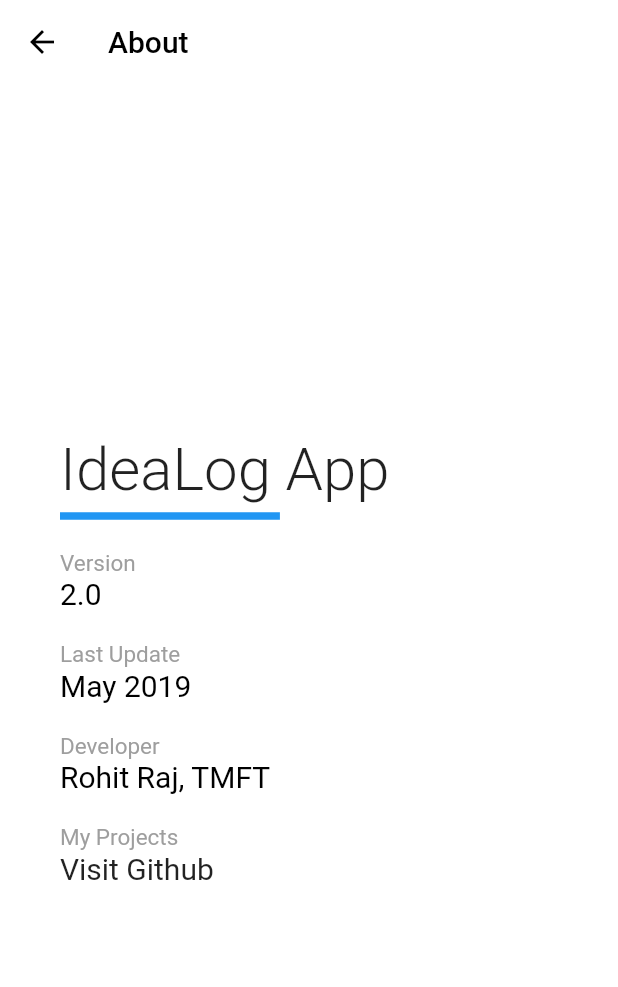
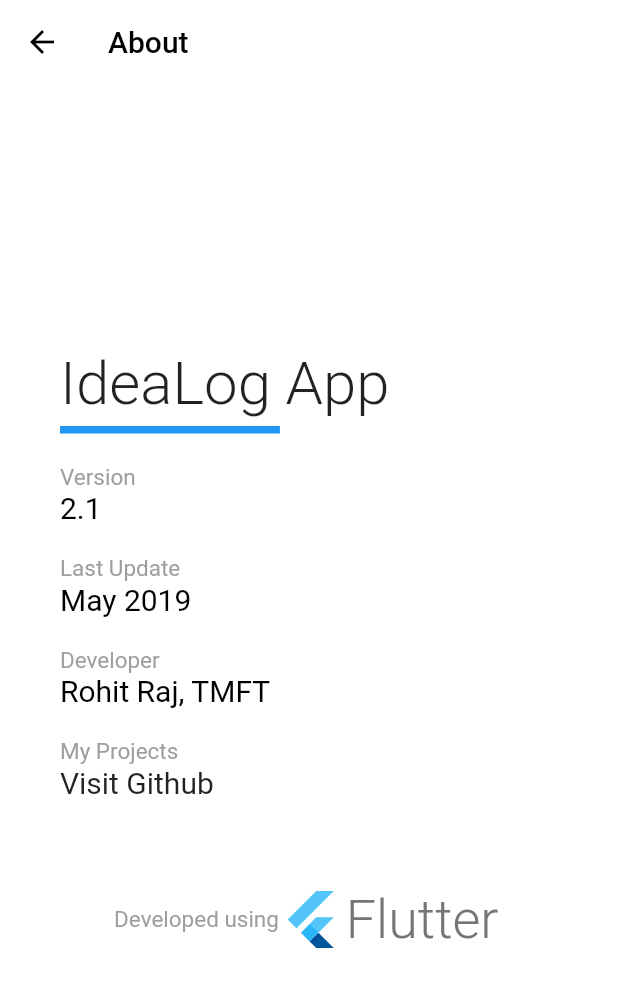
Before and after one commit to RohitRajP/ideaLog-v2.0, a Flutter app: the AboutPage screen opened by its route, on a phone screen of 412 x 824 dp. Shown: the top 987 px of the screen. Run offline on Flutter 3.47's test engine with Material 2 defaults, Android fonts, the phone set to English and light mode, and no system bars; our stand-ins replace battery, flare_flutter, flutter_slidable, font_awesome_flutter, liquid_pull_to_refresh, shared_preferences; missing offline and left inert: advanced_share, flutter_material_color_picker; accounts and stored records are empty.

Commit message:
Improved about screen implementation and added messages under listviews

```diff
--- a/lib/pages/aboutPage.dart
+++ b/lib/pages/aboutPage.dart
@@ -13,8 +13,13 @@
   GlobalKey<ScaffoldState> _scaffoldKey = new GlobalKey<ScaffoldState>();
   @override
   Widget build(BuildContext context) {
+    // SystemChrome.setSystemUIOverlayStyle(SystemUiOverlayStyle.dark.copyWith(
+    //     statusBarColor: Colors.white,
+    //     systemNavigationBarColor: Colors.white,
+    //     systemNavigationBarIconBrightness: Brightness.dark));
     // TODO: implement build
-    return Scaffold(
+    return SafeArea(
+        child: Scaffold(
       key: _scaffoldKey,
       backgroundColor: Colors.white,
       appBar: AppBar(
@@ -29,7 +34,7 @@
       body: Container(
         child: Center(
           child: ListView(
-            padding: EdgeInsets.all(40.0),
+            padding: EdgeInsets.only(top: 40.0, left: 40, right: 40),
             shrinkWrap: true,
             children: <Widget>[
               Container(
@@ -53,7 +58,7 @@
                     style: TextStyle(color: Colors.grey, fontSize: 15.0)),
               ),
               Container(
-                child: Text('2.0',
+                child: Text('2.1',
                     style: TextStyle(color: Colors.black, fontSize: 20.0)),
               ),
               Container(
@@ -89,6 +94,7 @@
                 child: Text('Rohit Raj, TMFT',
                     style: TextStyle(color: Colors.black, fontSize: 20.0)),
               ),
+
               Container(
                 margin: EdgeInsets.only(top: 20.0),
                 child: Text('My Projects',
@@ -112,6 +118,25 @@
                           text: 'https://github.com/RohitRajP'));
                     }),
               ),
+              Container(
+                margin: EdgeInsets.only(top: 5.0),
+                child: Row(
+                  mainAxisAlignment: MainAxisAlignment.center,
+                  children: <Widget>[
+                    Text('Developed using',
+                        style: TextStyle(color: Colors.grey, fontSize: 15.0)),
+                    SizedBox(
+                      height: 150,
+                      width: 150,
+                      child: FlutterLogo(
+                        size: 100.0,
+                        style: FlutterLogoStyle.horizontal,
+                      ),
+                    )
+                  ],
+                ),
+              ),
+
               // Container(
               //   child: Text('https://github.com/RohitRajP',
               //       style: TextStyle(color: Colors.black, fontSize: 25.0)),
@@ -124,6 +149,6 @@
           ),
         ),
       ),
-    );
+    ));
   }
 }
--- a/lib/pages/dashPage.dart
+++ b/lib/pages/dashPage.dart
@@ -1,6 +1,7 @@
 import 'package:flutter/material.dart';
 import 'package:font_awesome_flutter/font_awesome_flutter.dart';
 import 'package:shared_preferences/shared_preferences.dart';
+import 'package:flutter/services.dart';
 
 import '../global.dart' as globals;
 import '../widgets/explorePageW.dart';
@@ -92,6 +93,10 @@
 
   @override
   Widget build(BuildContext context) {
+    // SystemChrome.setSystemUIOverlayStyle(SystemUiOverlayStyle.light.copyWith(
+    //     statusBarColor: globals.primaryColor,
+    //     systemNavigationBarColor: Color(0xFFFAFAFA),
+    //     systemNavigationBarIconBrightness: Brightness.dark));
     // TODO: implement build
     return DefaultTabController(
         length: 3,
--- a/lib/pages/loginPage.dart
+++ b/lib/pages/loginPage.dart
@@ -5,6 +5,7 @@
 import 'package:shared_preferences/shared_preferences.dart';
 import 'package:battery/battery.dart';
 import 'package:flare_flutter/flare_actor.dart';
+import 'package:flutter/services.dart';
 
 import '../global.dart' as globals;
 
@@ -367,6 +368,10 @@
 
   @override
   Widget build(BuildContext context) {
+    // SystemChrome.setSystemUIOverlayStyle(SystemUiOverlayStyle.dark.copyWith(
+    //     statusBarColor: Color(0xFFFAFAFA),
+    //     systemNavigationBarColor: Color(0xFFFAFAFA),
+    //     systemNavigationBarIconBrightness: Brightness.dark));
     // TODO: implement build
     return Container(
         constraints: BoxConstraints(
--- a/pubspec.yaml
+++ b/pubspec.yaml
@@ -11,7 +11,7 @@
 # In iOS, build-name is used as CFBundleShortVersionString while build-number used as CFBundleVersion.
 # Read more about iOS versioning at
 # https://developer.apple.com/library/archive/documentation/General/Reference/InfoPlistKeyReference/Articles/CoreFoundationKeys.html
-version: 2.0.0+3
+version: 2.1.0+4
 
 environment:
   sdk: ">=2.1.0 <3.0.0"
```
Also changed, not shown: lib/pages/schedulePage.dart (+34 -4 lines).
